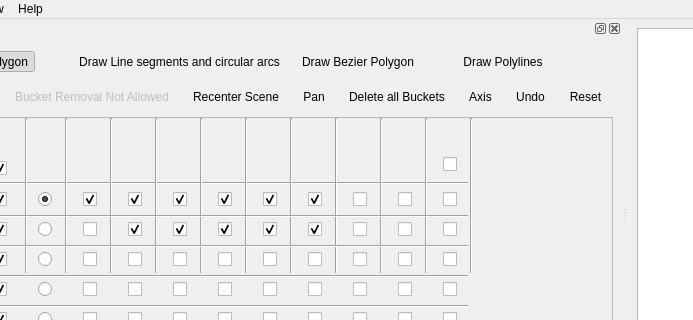
Old version of the form Boolean_set_operations_2/demo/Boolean_set_operations_2/UiFiles/Boolean_set_operations_2.ui in the repository CGAL/cgal-public-dev; both pictures show x 102 to 795 and y 0 to 320 of the 1124 by 664 pixel window.
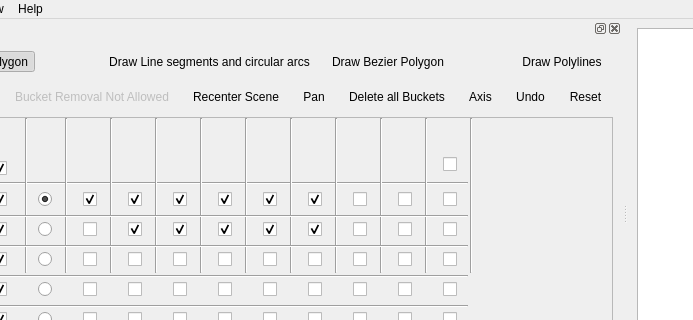
New version of the form. Icons and pictures are not drawn.

Diff of the .ui file:
```diff
--- a/Boolean_set_operations_2/demo/Boolean_set_operations_2/UiFiles/Boolean_set_operations_2.ui
+++ b/Boolean_set_operations_2/demo/Boolean_set_operations_2/UiFiles/Boolean_set_operations_2.ui
@@ -231,6 +231,9 @@
              <height>32</height>
             </size>
            </property>
+           <property name="orientation">
+            <enum>Qt::Vertical</enum>
+           </property>
            <addaction name="actionInsertPolyline" />
            </widget>
          </item>
```
Left out of the diff: 3 changed lines with no effect on the pictures.
